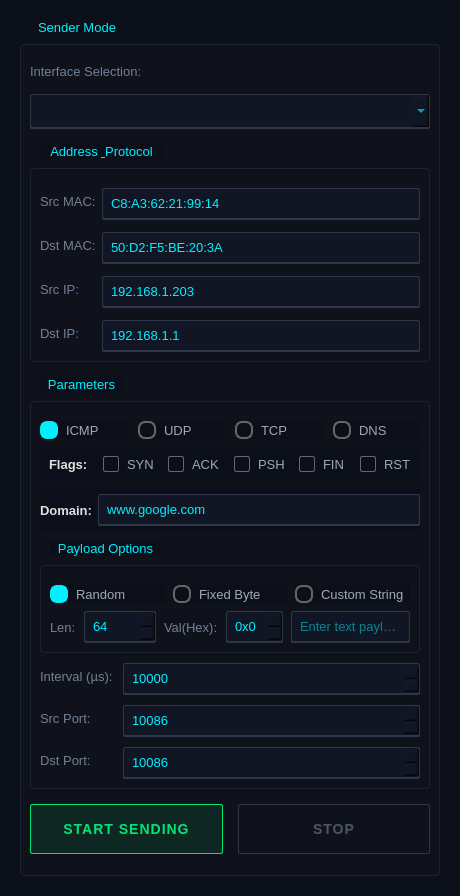
Above: sender.ui from jintianwenwenzaoshuilema/PacketStorm-Sender before the change. Below: the same form after it.
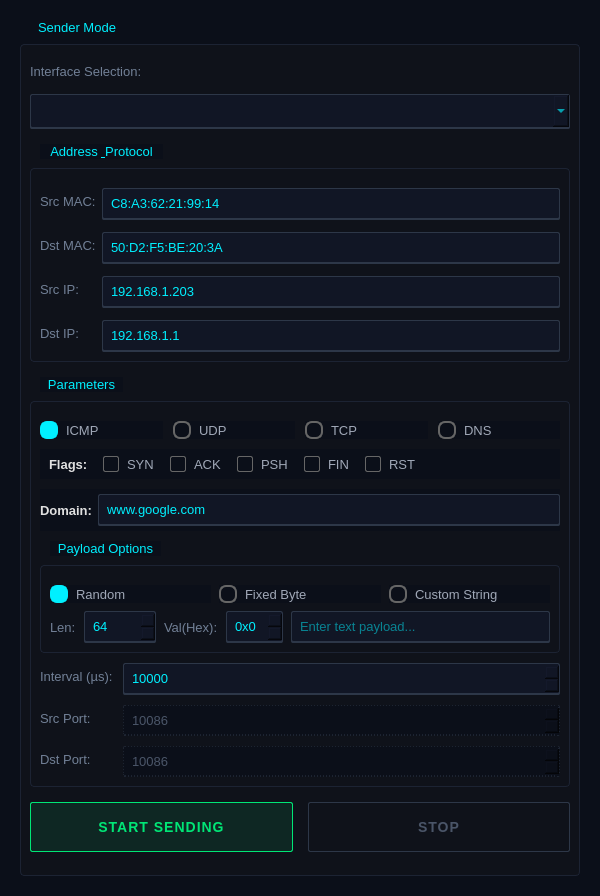
That is the form after the change.

Diff of the .ui file:
```diff
--- a/sender.ui
+++ b/sender.ui
@@ -6,7 +6,7 @@
    <rect>
     <x>0</x>
     <y>0</y>
-    <width>460</width>
+    <width>600</width>
     <height>896</height>
    </rect>
   </property>
@@ -85,6 +85,13 @@
        color: #ffffff;
    }
 
+/* 禁用状态下的输入框：变暗并改变文字颜色，明确告知不可编辑 */
+QLineEdit:disabled, QSpinBox:disabled, QComboBox:disabled {
+    background-color: #0b0f19; /* 融入背景 */
+    color: #4a5568;            /* 暗灰色文字 */
+    border: 1px dashed #2d3748;
+}
+
 /* =======================================================
    RADIO BUTTON (圆形单选框)
    修改策略：
@@ -232,13 +239,13 @@
      <widget class="QGroupBox" name="grpSender">
       <property name="minimumSize">
        <size>
-        <width>420</width>
+        <width>0</width>
         <height>0</height>
        </size>
       </property>
       <property name="maximumSize">
        <size>
-        <width>420</width>
+        <width>16777215</width>
         <height>16777215</height>
        </size>
       </property>
```
